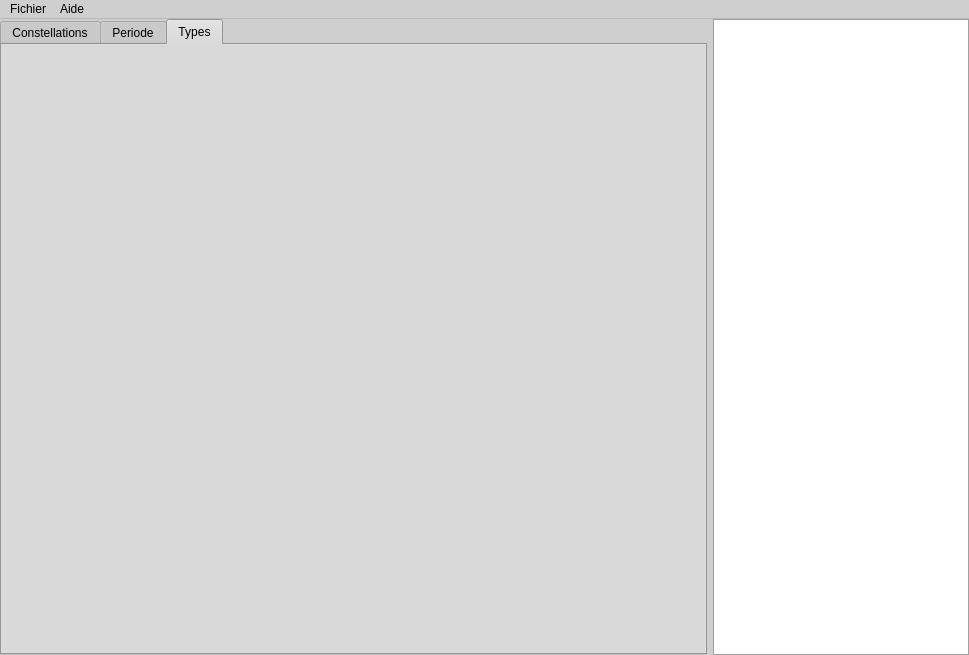
This is mainwindow.ui in Paracetamol56/Observeur2 as Qt 5 draws it before an edit. The edited form follows.
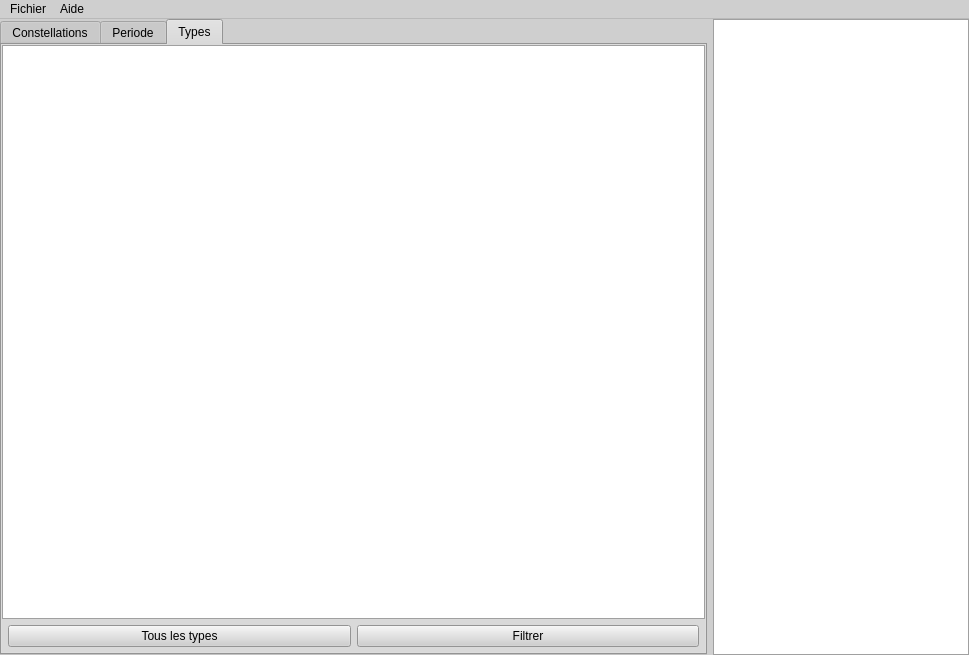
This is the edited form. The open tabs and pages were chosen to show the change.

Commit message: Type tab

Diff of the .ui file:
```diff
--- a/mainwindow.ui
+++ b/mainwindow.ui
@@ -556,6 +556,53 @@
        <attribute name="title">
         <string>Types</string>
        </attribute>
+       <layout class="QVBoxLayout" name="verticalLayout_2">
+        <property name="leftMargin">
+         <number>0</number>
+        </property>
+        <property name="topMargin">
+         <number>0</number>
+        </property>
+        <property name="rightMargin">
+         <number>0</number>
+        </property>
+        <property name="bottomMargin">
+         <number>0</number>
+        </property>
+        <item>
+         <widget class="QListView" name="TypeListView"/>
+        </item>
+        <item>
+         <layout class="QHBoxLayout" name="horizontalLayout_3">
+          <property name="leftMargin">
+           <number>6</number>
+          </property>
+          <property name="topMargin">
+           <number>0</number>
+          </property>
+          <property name="rightMargin">
+           <number>6</number>
+          </property>
+          <property name="bottomMargin">
+           <number>6</number>
+          </property>
+          <item>
+           <widget class="QPushButton" name="AllTypesButton">
+            <property name="text">
+             <string>Tous les types</string>
+            </property>
+           </widget>
+          </item>
+          <item>
+           <widget class="QPushButton" name="pushButton_4">
+            <property name="text">
+             <string>Filtrer</string>
+            </property>
+           </widget>
+          </item>
+         </layout>
+        </item>
+       </layout>
       </widget>
      </widget>
     </item>
```
Left out of the diff: 8 changed lines with no effect on the pictures. The commit also changes 6 other files.
